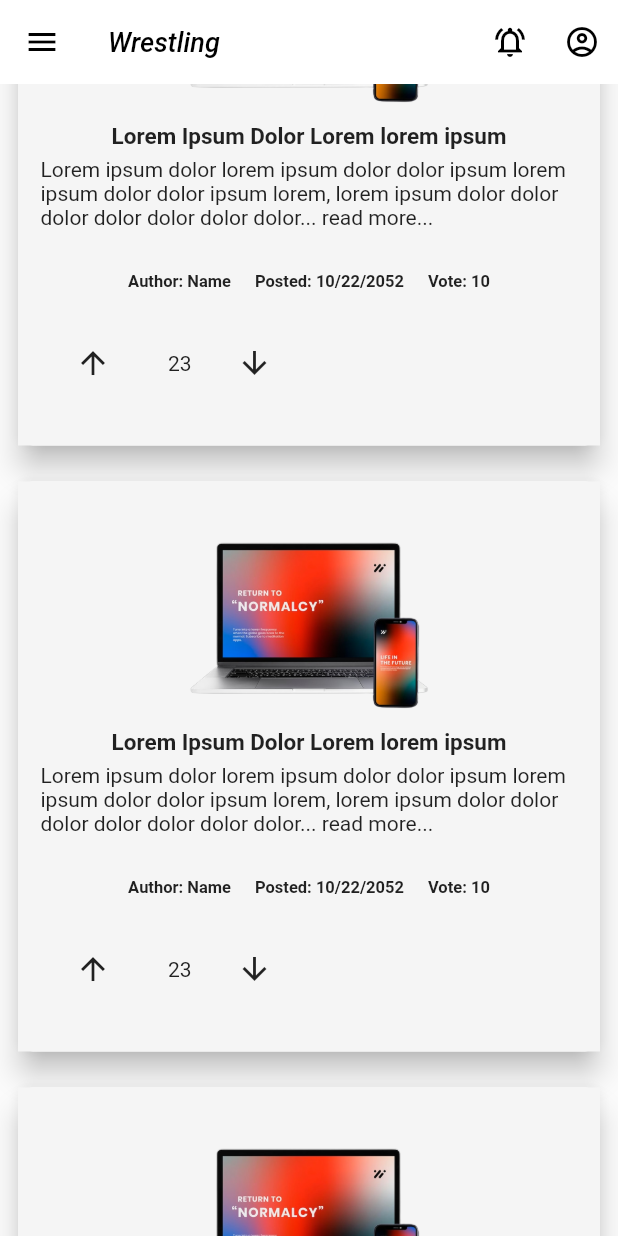
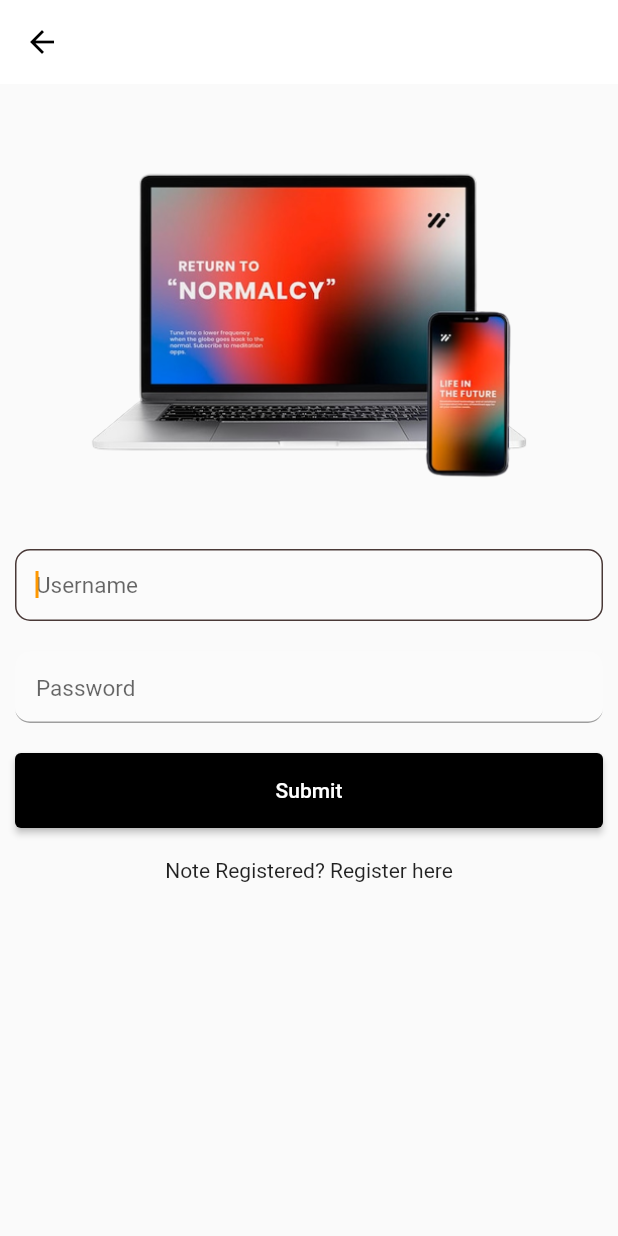
Before and after one commit to sakibovi123/wrestling_news_app, a Flutter app: the screen it shows after launch, scrolled down 576 dp, after a tap on the "account circle" icon, on a phone screen of 412 x 824 dp. Run offline on Flutter 3.47's test engine with Material 2 defaults, Android fonts, the phone set to English and light mode, and no system bars.

Commit message:
Login Register Page done

```diff
--- a/lib/Views/Pages/Home.dart
+++ b/lib/Views/Pages/Home.dart
@@ -1,4 +1,6 @@
 import 'package:flutter/material.dart';
+import 'package:wrestling_news_app/Views/Pages/Login.dart';
+import 'package:wrestling_news_app/Views/Pages/Register.dart';
 import 'package:wrestling_news_app/Views/Widgets/NewsCard.dart';
 
 import '../Widgets/Narbar.dart';
@@ -31,7 +33,10 @@ class _HomeState extends State<Home> {
             icon: const Icon(Icons.notifications_active_outlined),
           ),
           IconButton(
-              onPressed: () {},
+              onPressed: () {
+                Navigator.push(context,
+                    MaterialPageRoute(builder: (context) => const Login()));
+              },
               icon: const Icon(Icons.account_circle_outlined)),
         ],
       ),
--- /dev/null
+++ b/lib/Views/Pages/Login.dart
@@ -0,0 +1,101 @@
+// ignore_for_file: prefer_const_constructors, sort_child_properties_last
+
+import 'package:flutter/material.dart';
+
+class Login extends StatefulWidget {
+  const Login({super.key});
+
+  @override
+  State<Login> createState() => _LoginState();
+}
+
+class _LoginState extends State<Login> {
+  @override
+  Widget build(BuildContext context) {
+    return Scaffold(
+      appBar: AppBar(
+        backgroundColor: Colors.white,
+        elevation: 0,
+      ),
+      body: Column(
+        //mainAxisAlignment: MainAxisAlignment.spaceEvenly,
+        crossAxisAlignment: CrossAxisAlignment.center,
+        children: [
+          Image.asset(
+            "assets/images/digital2.png",
+            height: 300.0,
+            width: double.infinity,
+          ),
+          Padding(
+            padding: EdgeInsets.all(10),
+            child: TextField(
+              autofocus: true,
+              style: const TextStyle(fontSize: 15.0, color: Colors.black),
+              decoration: InputDecoration(
+                border: InputBorder.none,
+                hintText: 'Username',
+                filled: true,
+                fillColor: Colors.white10,
+                contentPadding:
+                    const EdgeInsets.only(left: 14.0, bottom: 6.0, top: 8.0),
+                focusedBorder: OutlineInputBorder(
+                  borderSide:
+                      const BorderSide(color: Color.fromARGB(255, 73, 57, 55)),
+                  borderRadius: BorderRadius.circular(10.0),
+                ),
+                enabledBorder: UnderlineInputBorder(
+                  borderSide: const BorderSide(color: Colors.grey),
+                  borderRadius: BorderRadius.circular(10.0),
+                ),
+              ),
+            ),
+          ),
+          Padding(
+            padding: const EdgeInsets.all(10),
+            child: TextField(
+              autofocus: false,
+              style: const TextStyle(fontSize: 15.0, color: Colors.black),
+              decoration: InputDecoration(
+                border: InputBorder.none,
+                hintText: 'Password',
+                filled: true,
+                fillColor: Colors.white10,
+                contentPadding:
+                    const EdgeInsets.only(left: 14.0, bottom: 6.0, top: 8.0),
+                focusedBorder: OutlineInputBorder(
+                  borderSide:
+                      const BorderSide(color: Color.fromARGB(255, 73, 57, 55)),
+                  borderRadius: BorderRadius.circular(10.0),
+                ),
+                enabledBorder: UnderlineInputBorder(
+                  borderSide: const BorderSide(color: Colors.grey),
+                  borderRadius: BorderRadius.circular(10.0),
+                ),
+              ),
+            ),
+          ),
+          Padding(
+              padding: const EdgeInsets.all(10),
+              // ignore: sized_box_for_whitespace
+              child: Container(
+                  height: 50,
+                  width: double.infinity,
+                  child: ElevatedButton(
+                    onPressed: () {},
+                    child: Text(
+                      'Submit',
+                      style: TextStyle(color: Colors.white),
+                    ),
+                    style: ElevatedButton.styleFrom(
+                      backgroundColor: Colors.black,
+                    ),
+                  ))),
+          Padding(
+            padding: const EdgeInsets.all(10.0),
+            child: Text("Note Registered?" + " " + "Register here"),
+          ),
+        ],
+      ),
+    );
+  }
+}
--- a/lib/Views/Widgets/NewsCard.dart
+++ b/lib/Views/Widgets/NewsCard.dart
@@ -22,6 +22,8 @@ class NewsCard extends StatelessWidget {
             Image.asset(
               "assets/images/digital2.png",
               height: 150.0,
+              width: double.infinity,
+              fit: BoxFit.cover,
             ),
             const Text("Lorem Ipsum Dolor Lorem lorem ipsum",
                 style: TextStyle(
```
Also changed, not shown: lib/Views/Pages/Register.dart (added, +126 -0 lines), 1 other file.
